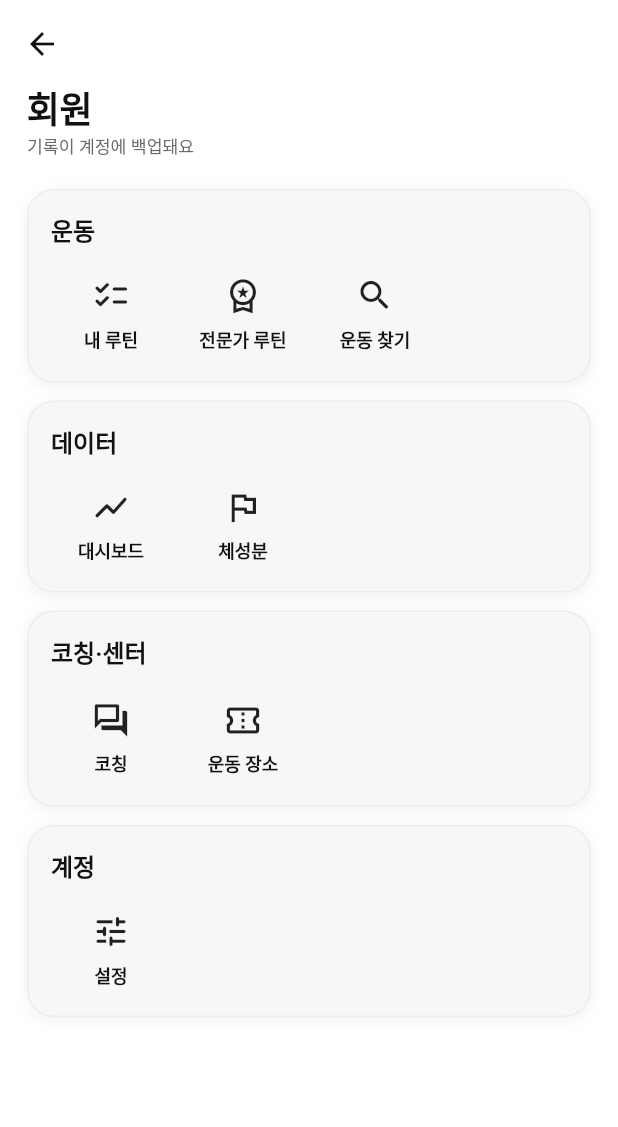
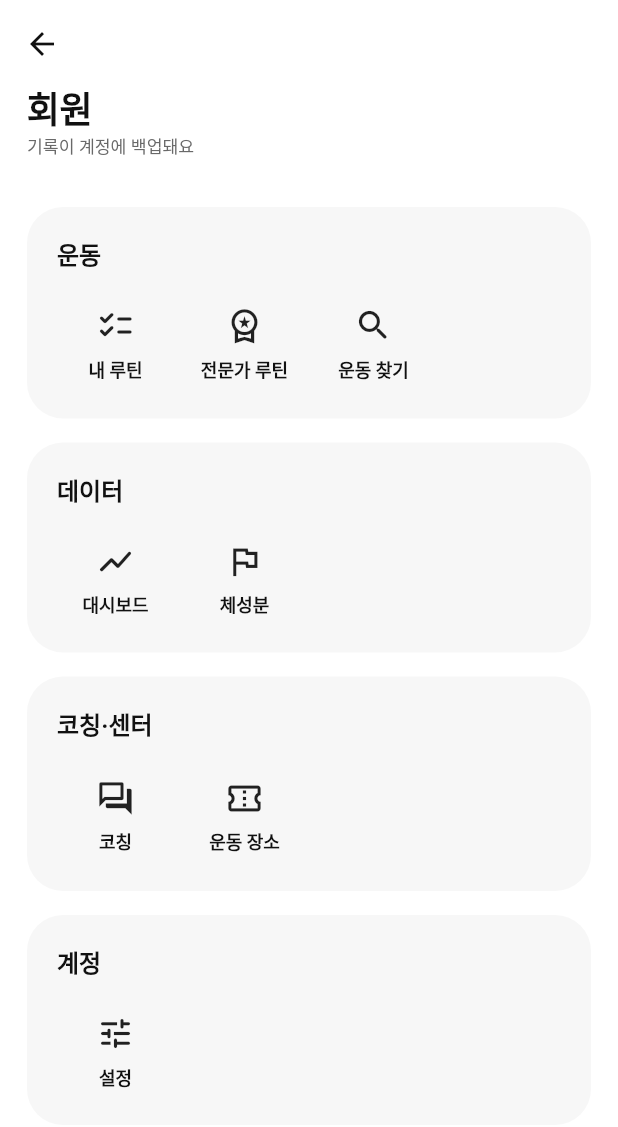
Before and after one commit to develop-para/setflow-app, a Flutter app: the MemberMenuScreen screen opened directly, on a phone screen of 412 x 824 dp. Shown: the top 1127 px of the screen. Run offline on Flutter 3.47's test engine with Material 3 defaults, Android fonts, the phone set to English and light mode, and no system bars; our stand-ins replace app_links, firebase_core, firebase_messaging, geolocator, hive_ce_flutter, image_picker and 2 more; accounts and stored records are empty; network calls fail; Roboto replaces fonts that are missing (Pretendard); project files that could hold a hidden picture were left out.

Commit message:
design(menu): 서랍 판을 톤으로 — 테두리·그림자 없는 옅은 면, 여백 리듬
흰 바탕 위 카드가 테두리+그림자까지 얹어 설정 카드처럼 무거웠고, 회색을
램프에서 한 단계만 쓰고 있었다. OKX처럼 면의 밝기 차이로만 층을 낸다:
판은 n50 플랫(반경 24), 보조 글자는 muted, 제목·아이콘은 잉크. 여백은
28(프로필-첫 판)·16(판 사이)·20(판 안) 리듬.

Co-Authored-By: Claude Fable 5 <noreply@anthropic.com>
Claude-Session: https://claude.ai/code/session_01YF7FrUnqWuRNzFvxCLf2Kv

```diff
--- a/lib/screens/member_menu_screen.dart
+++ b/lib/screens/member_menu_screen.dart
@@ -5,7 +5,6 @@ import '../services/auth_service.dart';
 import '../theme.dart';
 import '../theme/icons.dart';
 import '../widgets/auth_gate.dart';
-import '../widgets/common.dart';
 import '../widgets/portal.dart';
 import '../widgets/pro_access_gate.dart';
 import 'detail_screens.dart';
@@ -70,7 +69,7 @@ class MemberMenuScreen extends StatelessWidget {
                 ),
             ],
           ),
-          const SizedBox(height: SetflowSpacing.xl),
+          const SizedBox(height: SetflowSpacing.section),
           _MenuSection(
             title: '운동',
             items: [
@@ -94,7 +93,7 @@ class MemberMenuScreen extends StatelessWidget {
               ),
             ],
           ),
-          const SizedBox(height: SetflowSpacing.md),
+          const SizedBox(height: SetflowSpacing.lg),
           _MenuSection(
             title: '데이터',
             items: [
@@ -112,7 +111,7 @@ class MemberMenuScreen extends StatelessWidget {
               ),
             ],
           ),
-          const SizedBox(height: SetflowSpacing.md),
+          const SizedBox(height: SetflowSpacing.lg),
           _MenuSection(
             title: '코칭·센터',
             items: [
@@ -131,7 +130,7 @@ class MemberMenuScreen extends StatelessWidget {
               ),
             ],
           ),
-          const SizedBox(height: SetflowSpacing.md),
+          const SizedBox(height: SetflowSpacing.lg),
           _MenuSection(
             title: '계정',
             items: [
@@ -189,6 +188,11 @@ class _MenuItem {
 }
 
 /// OKX 서랍의 섹션 — 컨테이너 안에 제목과 아이콘 그리드(아이콘 위, 라벨 아래).
+///
+/// 판은 **테두리·그림자 없는 옅은 톤 하나**다(OKX처럼 면의 밝기 차이로만
+/// 층을 낸다). SetflowCard(테두리+그림자)로 쌓았더니 흰 바탕 위에서 설정
+/// 카드처럼 무거웠다 — 회색은 램프에서 골라 겹으로 쓴다: 판 n50, 보조 글자
+/// muted, 제목·아이콘은 잉크.
 class _MenuSection extends StatelessWidget {
   const _MenuSection({required this.title, required this.items});
 
@@ -198,12 +202,17 @@ class _MenuSection extends StatelessWidget {
   @override
   Widget build(BuildContext context) {
     final theme = Theme.of(context);
-    return SetflowCard(
+    return Container(
+      padding: const EdgeInsets.all(SetflowSpacing.xl),
+      decoration: BoxDecoration(
+        color: context.setflowColors.surfaceContainerLow,
+        borderRadius: BorderRadius.circular(SetflowRadii.xl),
+      ),
       child: Column(
         crossAxisAlignment: CrossAxisAlignment.start,
         children: [
           Text(title, style: theme.textTheme.titleMedium),
-          const SizedBox(height: SetflowSpacing.lg),
+          const SizedBox(height: SetflowSpacing.xl),
           // 폭만 4열로 고정하고 높이는 내용이 정한다 — 고정 높이 그리드는
           // 시스템 글자 배율에서 어김없이 모자란다(AGENTS.md 8절).
           LayoutBuilder(
@@ -212,7 +221,7 @@ class _MenuSection extends StatelessWidget {
                   (constraints.maxWidth - SetflowSpacing.sm * 3) / 4;
               return Wrap(
                 spacing: SetflowSpacing.sm,
-                runSpacing: SetflowSpacing.lg,
+                runSpacing: SetflowSpacing.xl,
                 children: [
                   for (final item in items)
                     SizedBox(
```
